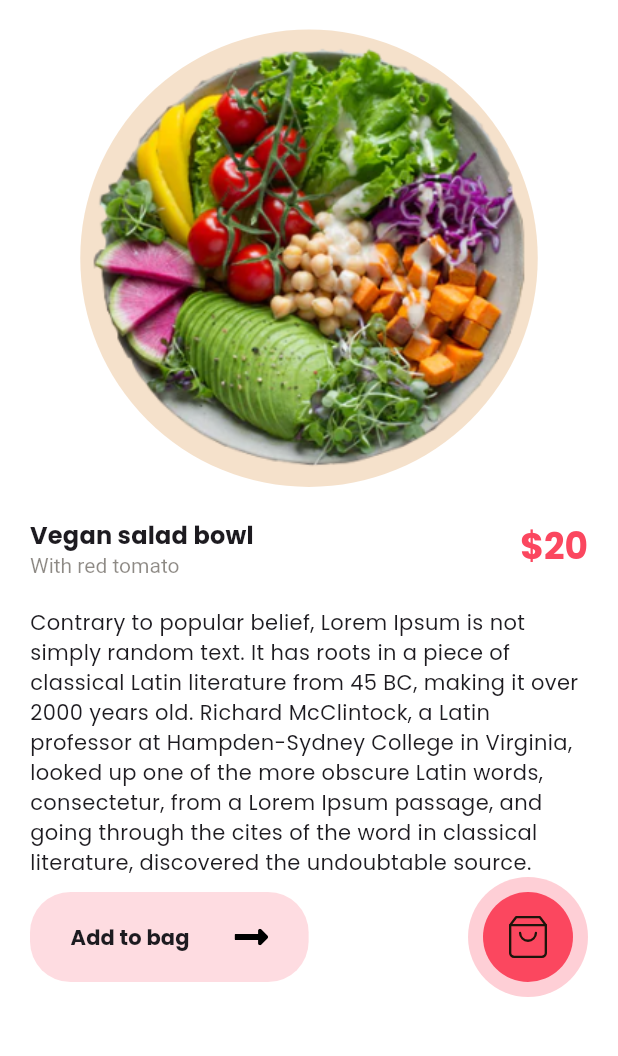
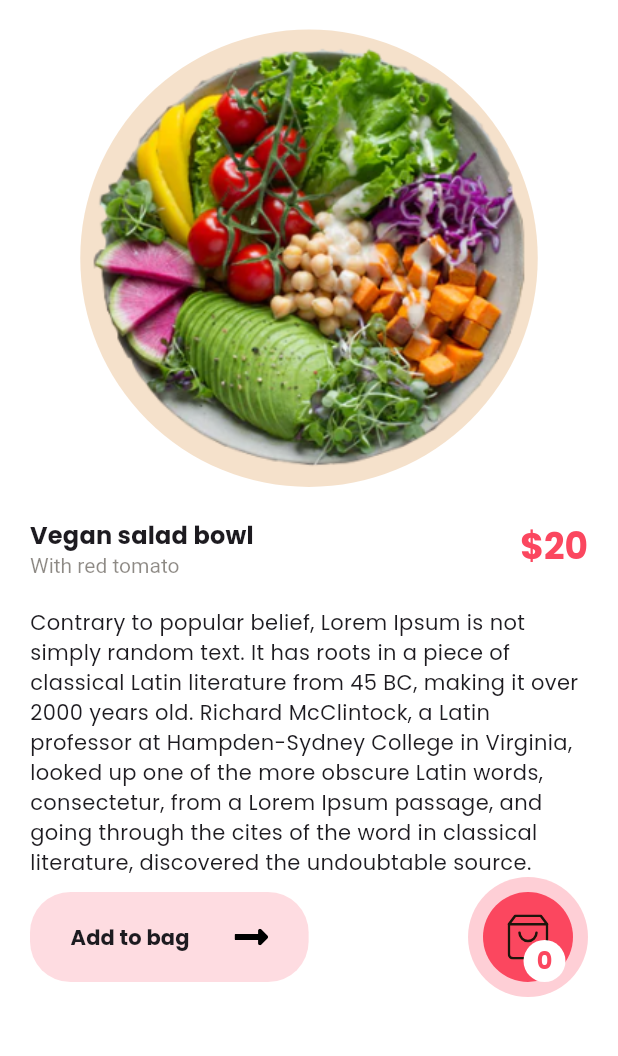
Before and after one commit to ten66/tfw_food_delivery_app, a Flutter app: the DetailsScreen screen opened directly, on a phone screen of 412 x 824 dp, the part 92-1148 px from its top. Run offline on Flutter 3.47's test engine with Material 2 defaults, Android fonts, the phone set to English and light mode, and no system bars; our stand-ins replace flutter_svg.

Commit message:
add: :art: #3 0テキストを追加 ~18:25

```diff
--- a/lib/details_screen.dart
+++ b/lib/details_screen.dart
@@ -110,7 +110,7 @@ class DetailsScreen extends StatelessWidget {
                     alignment: Alignment.center,
                     children: [
                       Container(
-                        padding: const EdgeInsets.all(16),
+                        padding: const EdgeInsets.all(15),
                         height: 60,
                         width: 60,
                         decoration: const BoxDecoration(
@@ -118,6 +118,26 @@ class DetailsScreen extends StatelessWidget {
                           color: kPrimaryColor,
                         ),
                         child: SvgPicture.asset('assets/icons/bag.svg'),
+                      ),
+                      Positioned(
+                        right: 15,
+                        bottom: 10,
+                        child: Container(
+                          alignment: Alignment.center,
+                          height: 28,
+                          width: 28,
+                          decoration: const BoxDecoration(
+                            shape: BoxShape.circle,
+                            color: kWhiteColor,
+                          ),
+                          child: Text(
+                            '0',
+                            style: Theme.of(context)
+                                .textTheme
+                                .labelLarge!
+                                .copyWith(color: kPrimaryColor, fontSize: 16),
+                          ),
+                        ),
                       ),
                     ],
                   ),
```
